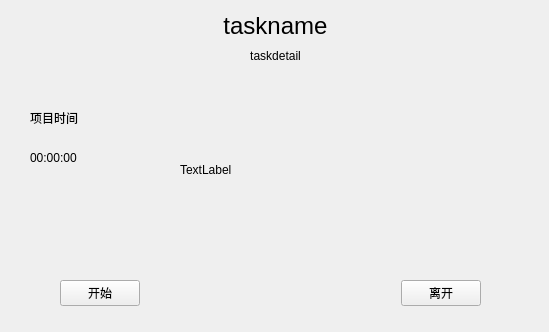
Before: the Qt Designer form doingtask/doingtask.ui in QiuLiang-99/TaskMaster, drawn with Qt 5.
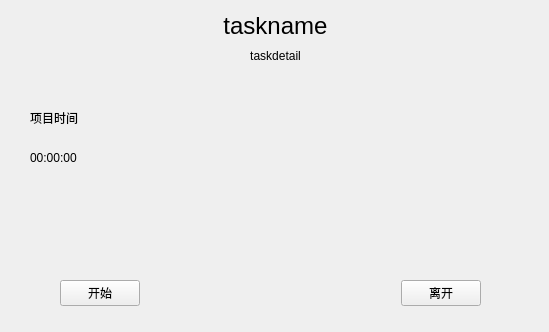
After: the same form once the commit is applied. Custom widgets are drawn as their Qt base class.

What changed in the file:
```diff
--- a/doingtask/doingtask.ui
+++ b/doingtask/doingtask.ui
@@ -76,19 +76,6 @@
     <string>00:00:00</string>
    </property>
   </widget>
-  <widget class="MyLabel" name="m_time">
-   <property name="geometry">
-    <rect>
-     <x>180</x>
-     <y>70</y>
-     <width>200</width>
-     <height>200</height>
-    </rect>
-   </property>
-   <property name="text">
-    <string>TextLabel</string>
-   </property>
-  </widget>
   <widget class="QWidget" name="layoutWidget">
    <property name="geometry">
     <rect>
@@ -129,13 +116,6 @@
    </layout>
   </widget>
  </widget>
- <customwidgets>
-  <customwidget>
-   <class>MyLabel</class>
-   <extends>QLabel</extends>
-   <header>doingtask/mylabel.h</header>
-  </customwidget>
- </customwidgets>
  <resources/>
  <connections/>
 </ui>
```
